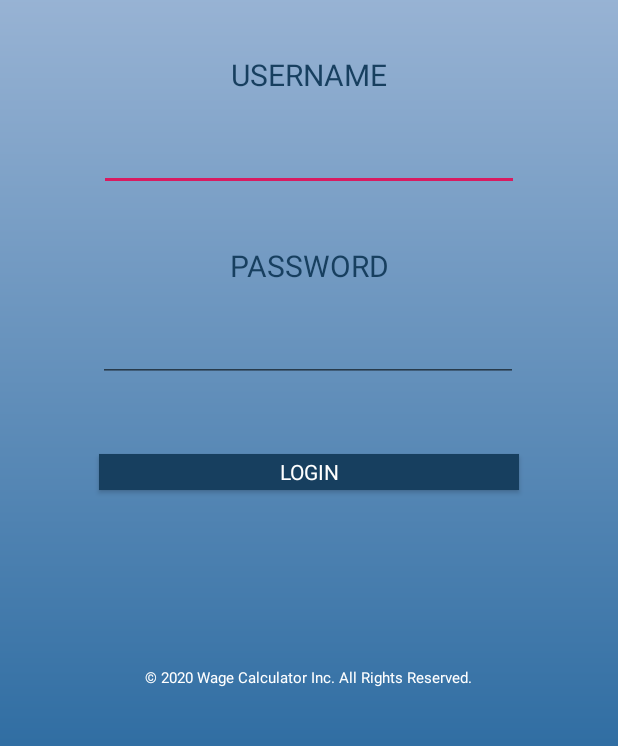
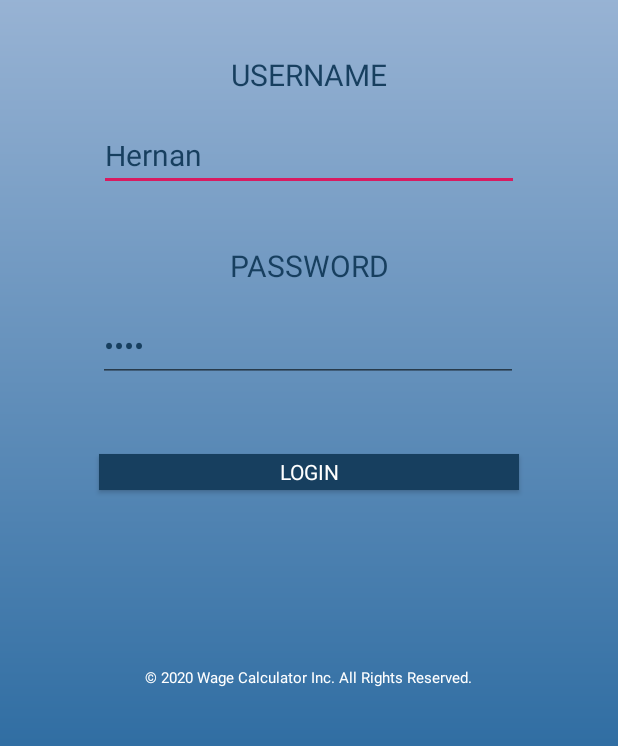
Before and after one commit to bedanza/WageExamJugar, an Android app: the screen it shows after launch (MainActivity), on a phone screen of 412 x 824 dp, the part 372-1118 px from its top. Run offline under Robolectric (Android 15) with nearby library versions, the phone set to English and light mode, and no system bars; Roboto replaces fonts that are not available here.

Commit message:
Automatic username & password in login page

```diff
--- a/app/src/main/java/jugar/mcm/edu/ph/MainActivity.java
+++ b/app/src/main/java/jugar/mcm/edu/ph/MainActivity.java
@@ -26,8 +26,23 @@ public class MainActivity extends AppCompatActivity {
         final EditText callPassword = findViewById(R.id.passWord);
         final Button callLogin = findViewById(R.id.login);
 
+        callUsername.setOnClickListener(
+                new View.OnClickListener() {
+                    @Override
+                    public void onClick(View v) {
+                        callUsername.setText("");
+                    }
+                }
+        );
 
-
+        callPassword.setOnClickListener(
+                new View.OnClickListener() {
+                    @Override
+                    public void onClick(View v) {
+                        callPassword.setText("");
+                    }
+                }
+        );
         callLogin.setOnClickListener(
                 new View.OnClickListener() {
                     @Override
--- a/app/src/main/res/layout/activity_main.xml
+++ b/app/src/main/res/layout/activity_main.xml
@@ -63,6 +63,7 @@
         android:layout_height="40dp"
         android:layout_marginTop="24dp"
         android:ems="10"
+        android:text="Hernan"
         android:inputType="textPersonName"
         android:textColor="#173F5F"
         app:layout_constraintEnd_toEndOf="parent"
@@ -76,6 +77,7 @@
         android:layout_height="40dp"
         android:layout_marginTop="24dp"
         android:ems="10"
+        android:text="1234"
         android:inputType="textPassword"
         android:textColor="#173F5F"
         app:layout_constraintEnd_toEndOf="parent"
```
